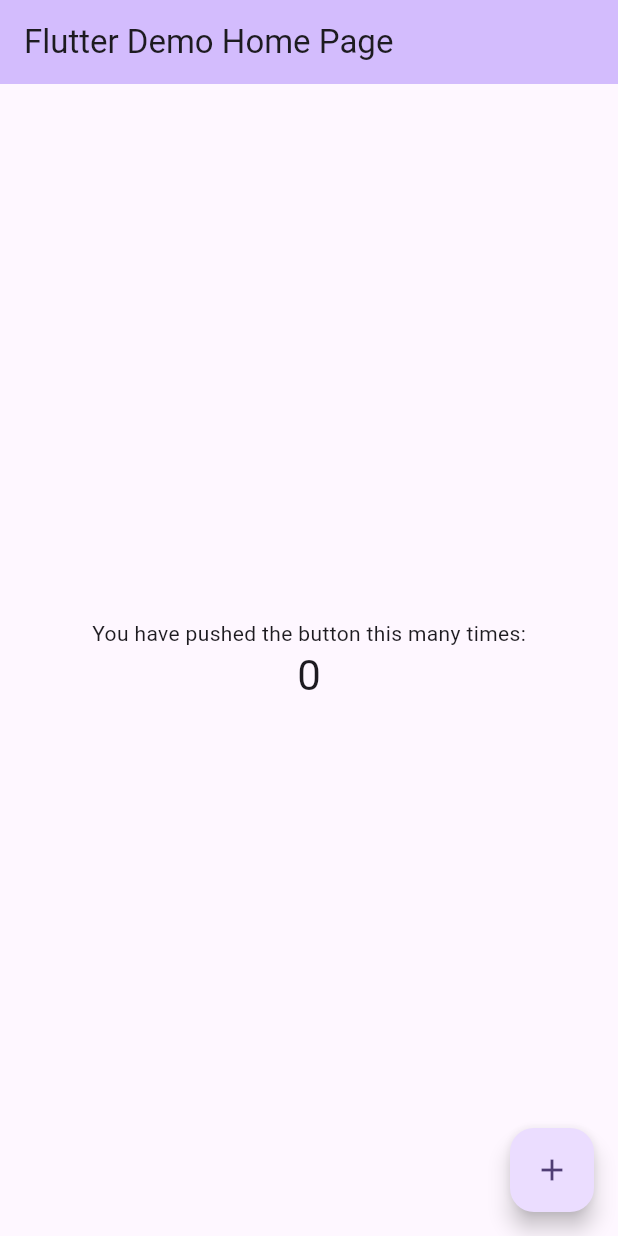
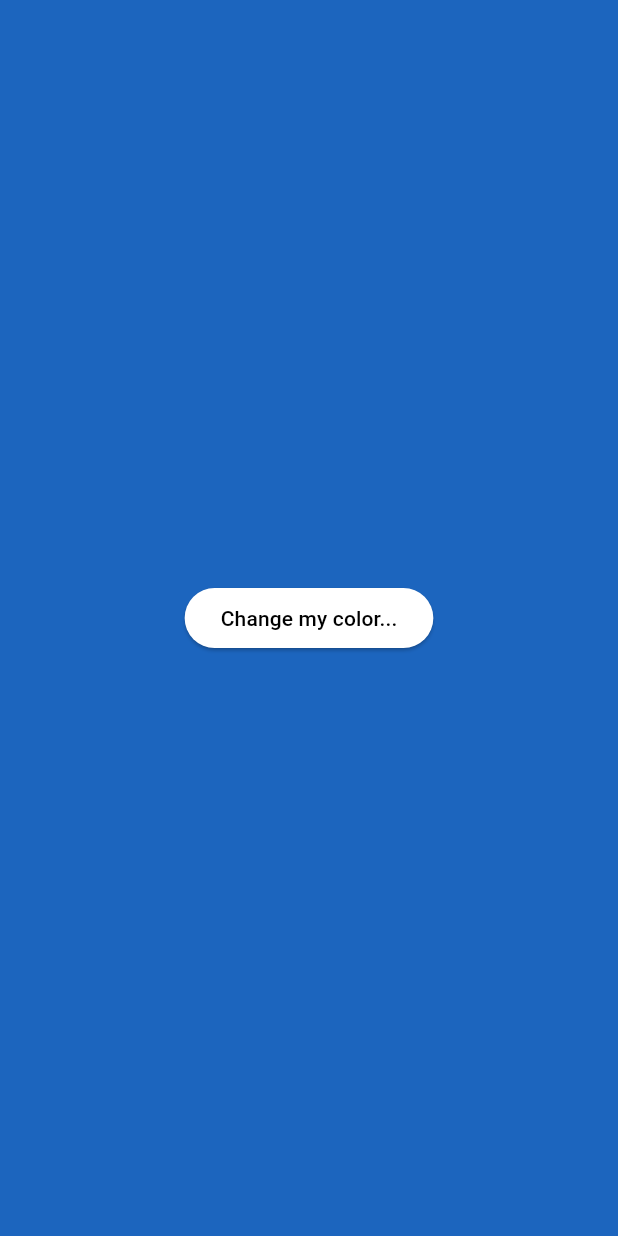
Before and after one commit to gokulsundar188/flutter-color-changer-app, a Flutter app: the screen it shows after launch, on a phone screen of 412 x 824 dp. Run offline on Flutter 3.47's test engine with Material 3 defaults, Android fonts, the light colour scheme and no system bars.

Commit message:
src added

```diff
--- a/lib/main.dart
+++ b/lib/main.dart
@@ -1,3 +1,5 @@
+import 'dart:math';
+
 import 'package:flutter/material.dart';
 
 // App entry point
@@ -12,56 +14,57 @@ class ColorChangerApp extends StatelessWidget {
   @override
   Widget build(BuildContext context) {
     return MaterialApp(
-      title: 'Flutter Demo',
+      title: 'Color Changer',
       theme: ThemeData(colorScheme: .fromSeed(seedColor: Colors.deepPurple)),
-      home: const ColorChanger(title: 'Flutter Demo Home Page'),
+      home: const ColorChanger(),
     );
   }
 }
 
 // Color changer Home
 class ColorChanger extends StatefulWidget {
-  const ColorChanger({super.key, required this.title});
-
-  final String title;
+  const ColorChanger({super.key});
 
   @override
   State<ColorChanger> createState() => _ColorChangerState();
 }
 
 class _ColorChangerState extends State<ColorChanger> {
-  int _counter = 0;
+  Color _bgColor = Colors.white;
+  final Random _random = Random();
 
-  void _incrementCounter() {
+  @override
+  void initState() {
+    _changeColor();
+    super.initState();
+  }
+
+  void _changeColor() {
     setState(() {
-      _counter++;
+      _bgColor = Color.fromARGB(
+        255, // opacity
+        _random.nextInt(256), // red - random range from 0 - 255
+        _random.nextInt(256), // green
+        _random.nextInt(256), // blue
+      );
     });
   }
 
   @override
   Widget build(BuildContext context) {
     return Scaffold(
-      appBar: AppBar(
-        backgroundColor: Theme.of(context).colorScheme.inversePrimary,
-
-        title: Text(widget.title),
-      ),
-      body: Center(
-        child: Column(
-          mainAxisAlignment: .center,
-          children: [
-            const Text('You have pushed the button this many times:'),
-            Text(
-              '$_counter',
-              style: Theme.of(context).textTheme.headlineMedium,
-            ),
-          ],
+      body: AnimatedContainer(
+        duration: Duration(milliseconds: 500),
+        color: _bgColor,
+        alignment: Alignment.center,
+        child: ElevatedButton(
+          onPressed: _changeColor,
+          style: ElevatedButton.styleFrom(
+            foregroundColor: Colors.black,
+            backgroundColor: Colors.white,
+          ),
+          child: Text("Change my color..."),
         ),
-      ),
-      floatingActionButton: FloatingActionButton(
-        onPressed: _incrementCounter,
-        tooltip: 'Increment',
-        child: const Icon(Icons.add),
       ),
     );
   }
```
